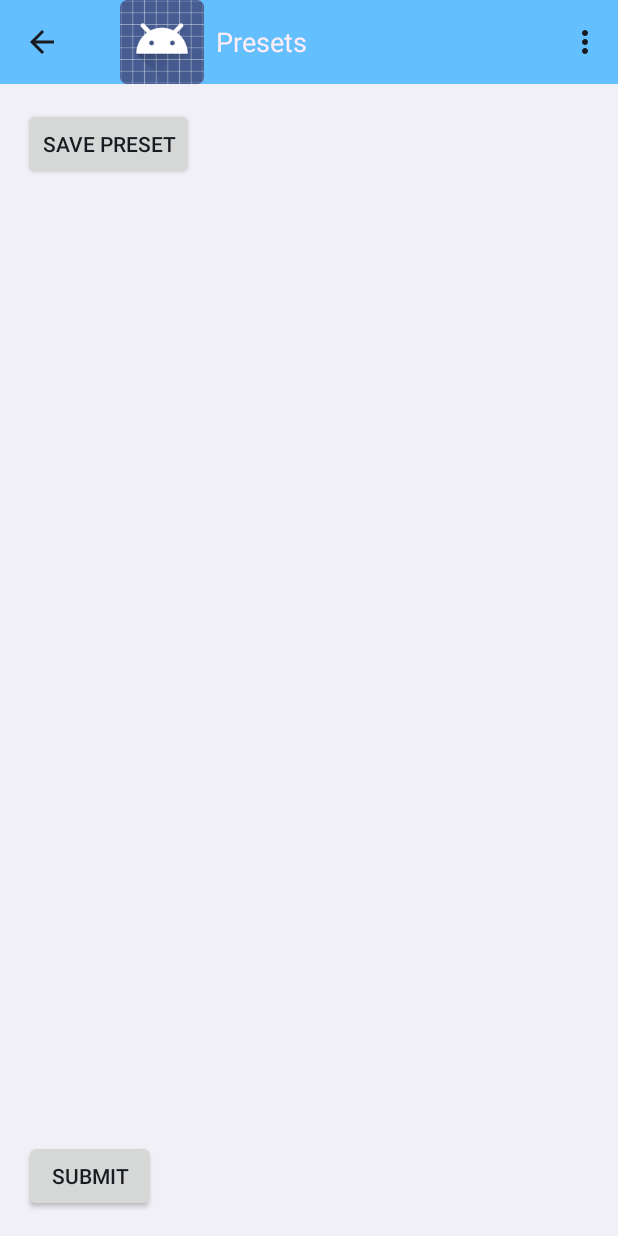
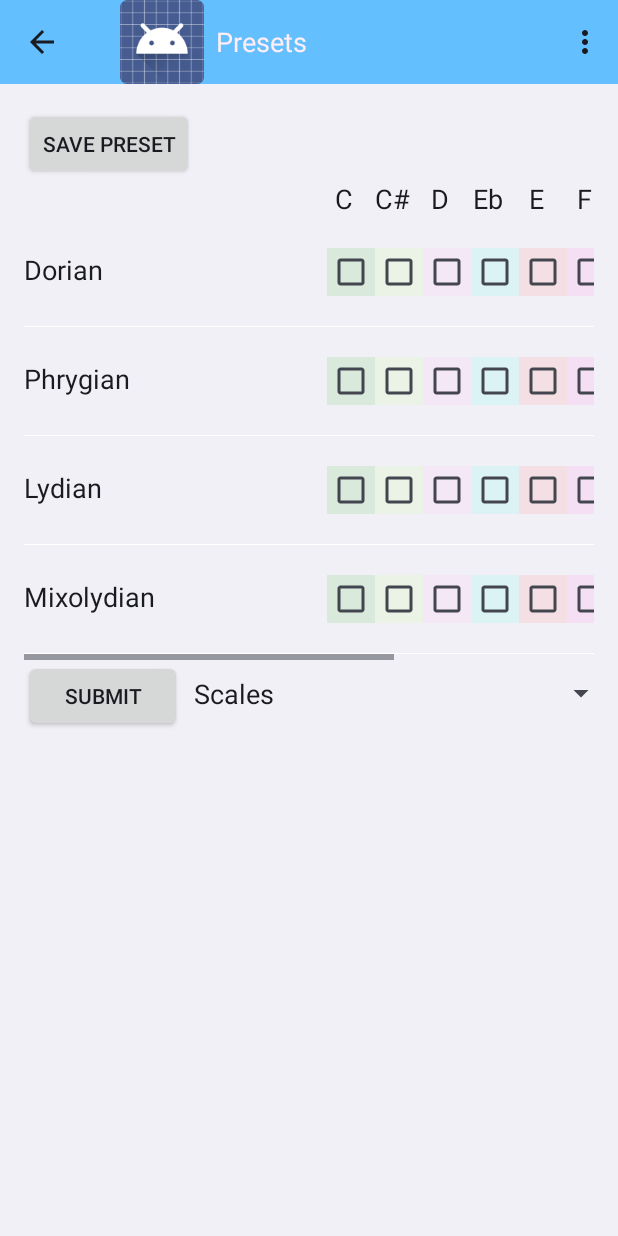
Before and after one commit to andrewreeman/RandomScales, an Android app: the Presets screen opened directly, with no data from a screen before it, on a phone screen of 412 x 824 dp. Run offline under Robolectric (Android 15) with nearby library versions, the phone set to English and light mode, and no system bars.

Commit message:
With type change on presets

```diff
--- a/app/src/main/java/com/stepwise/random_scales/Presets.java
+++ b/app/src/main/java/com/stepwise/random_scales/Presets.java
@@ -34,6 +34,7 @@ import org.w3c.dom.Text;
 
 import java.util.ArrayList;
 import java.util.Arrays;
+
 import java.util.Map;
 
 
@@ -72,14 +73,19 @@ public class Presets extends Activity implements OnClickListener, AdapterView.On
 
     @Override
     public void onItemSelected(AdapterView<?> parent, View view, int pos, long id){
+
         TableLayout exerciseTable = (TableLayout) findViewById(R.id.Presets_TableLayout);
 
         exerciseTable.removeAllViews();
-        if(pos == 0)
+        if(pos == 0) {
             buildTable(Exercise.TYPE_SCALE);
-        else
+            setTableCheckBoxes(m_selectableExercises.getScales());
+        }
+        else {
             buildTable(Exercise.TYPE_ARPEGGIO);
-        setTableCheckBoxes();
+            setTableCheckBoxes(m_selectableExercises.getArpeggios());
+        }
+
     }
 
     @Override
@@ -89,6 +95,7 @@ public class Presets extends Activity implements OnClickListener, AdapterView.On
     public boolean onCreateOptionsMenu(Menu menu) {
         // Inflate the menu; this adds items to the action bar if it is present.
         getMenuInflater().inflate(R.menu.menu_presets, menu);
+
         return true;
     }
 
@@ -135,7 +142,7 @@ public class Presets extends Activity implements OnClickListener, AdapterView.On
                 checkBox.setBackgroundColor(noteColors[i]);
                 Exercise exerciseInfo = new Exercise(notesString.get(i), exerciseString, exerciseType, "nothing");
                 checkBox.setTag(exerciseInfo);
-
+//TODO have all scales and all arpeggios owned by Presets object. This allows persistance when table is destroyed.
                 checkBox.setOnClickListener(this);
                 row.addView(checkBox);
             }
@@ -146,8 +153,6 @@ public class Presets extends Activity implements OnClickListener, AdapterView.On
     }
 
     private void buildTableHeader(String largestString, ArrayList<String> notesString){
-
-
 
         TableLayout headerTable = (TableLayout)findViewById(R.id.Presets_Header);
         TableRow row = (TableRow)headerTable.getChildAt(0);
@@ -174,6 +179,17 @@ public class Presets extends Activity implements OnClickListener, AdapterView.On
         }
 
         headerTable.addView(emptyRow);
+
+    }
+
+    private void setTableCheckBoxes(ArrayList<Exercise> exercises){
+        TableLayout exerciseTable = (TableLayout) findViewById(R.id.Presets_TableLayout);
+
+        for(Exercise ex : exercises){
+
+
+        }
+
     }
 
 
--- a/app/src/main/res/layout/activity_presets.xml
+++ b/app/src/main/res/layout/activity_presets.xml
@@ -7,11 +7,29 @@
     tools:context="com.stepwise.random_scales.Presets">
 
 
+    <LinearLayout
+        android:orientation="vertical"
+        android:layout_width="fill_parent"
+        android:layout_height="fill_parent"
+        android:layout_alignBottom="@+id/savePreset"
+        android:layout_alignParentLeft="true"
+        android:layout_alignParentStart="true"
+        android:id="@+id/linearLayout"
+        android:weightSum="1">
 
+        <Button
+            android:layout_width="wrap_content"
+            android:layout_height="wrap_content"
+            android:text="Save Preset"
+            android:id="@+id/savePreset"
+            android:layout_alignTop="@+id/horizontalScrollView"
+            android:layout_alignParentLeft="true"
+            android:layout_alignParentStart="true"
+            android:onClick="onSavePresetClicked" />
 
         <HorizontalScrollView
             android:layout_width="fill_parent"
-        android:layout_height="fill_parent"
+            android:layout_height="320dp"
             android:id="@+id/horizontalScrollView">
 
             <LinearLayout
@@ -53,24 +71,33 @@
             </LinearLayout>
         </HorizontalScrollView>
 
+        <LinearLayout
+            android:orientation="horizontal"
+            android:layout_width="match_parent"
+            android:layout_height="52dp"
+            android:weightSum="1"
+            android:layout_weight="0.20">
+
             <Button
-        android:layout_width="wrap_content"
+                android:layout_width="105dp"
                 android:layout_height="wrap_content"
                 android:text="Submit"
                 android:id="@+id/submitExercises"
-        android:layout_alignParentBottom="true"
+                android:onClick="onSubmitClicked"
                 android:layout_alignParentLeft="true"
-        android:layout_alignParentStart="true"
-        android:onClick="onSubmitClicked" />
+                android:layout_alignParentStart="true" />
 
-    <Button
-        android:layout_width="wrap_content"
+            <Spinner
+                android:layout_width="match_parent"
                 android:layout_height="wrap_content"
-        android:text="Save Preset"
-        android:id="@+id/savePreset"
-        android:layout_alignTop="@+id/horizontalScrollView"
-        android:layout_alignParentLeft="true"
-        android:layout_alignParentStart="true"
-        android:onClick="onSavePresetClicked" />
+                android:id="@+id/spinner"
+                android:layout_weight="0.86"
+                android:spinnerMode="dropdown"
+                android:entries="@array/spinnerExerciseTypes"
+            />
+
+        </LinearLayout>
+
+    </LinearLayout>
 
 </RelativeLayout>
--- a/app/src/main/res/values/strings.xml
+++ b/app/src/main/res/values/strings.xml
@@ -57,6 +57,9 @@
     <string name="title_activity_presets">Presets</string>
     <string name="presets">Presets</string>
     <string name="action_settings">Settings</string>
-
     <string name="com.stepwise.random_scales.presetList">com.stepwise.random_scales.presetList</string>
+    <string-array name="spinnerExerciseTypes">
+        <item >Scales</item>
+        <item >Arpeggios</item>
+    </string-array>
 </resources>
```
Lines whose indentation alone changed are shown as unchanged.
